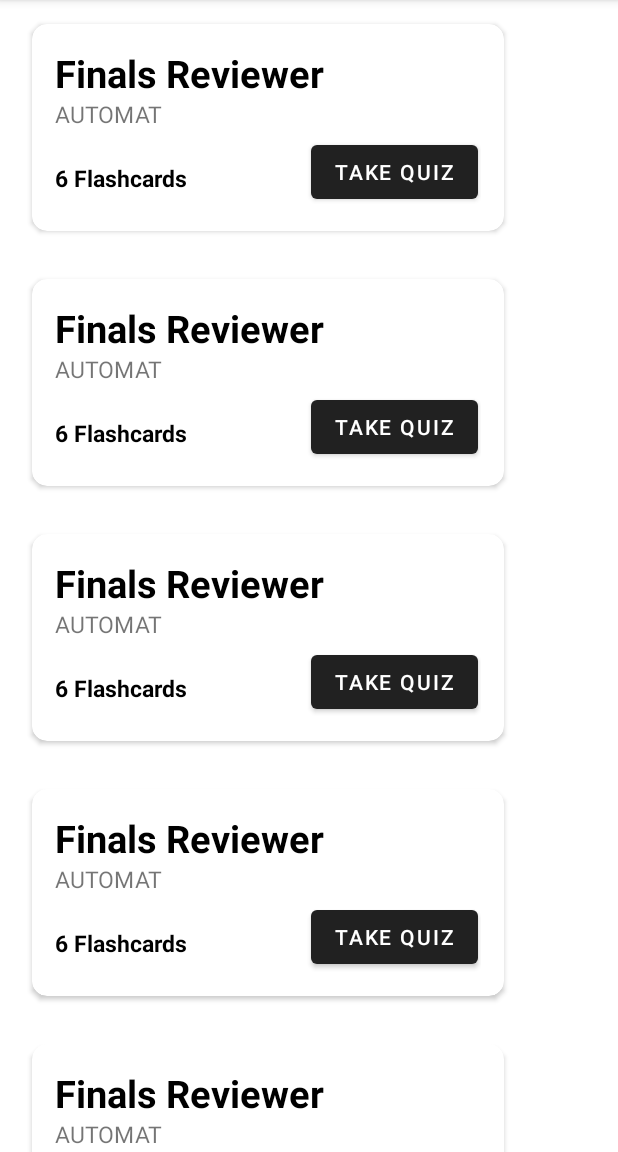
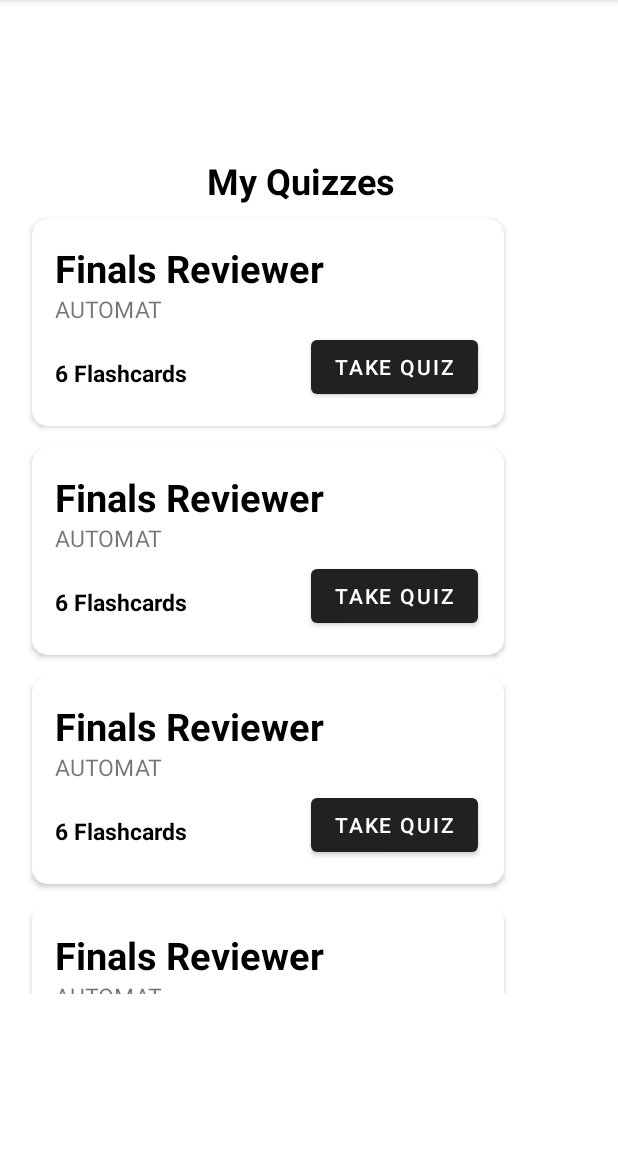
Before and after one commit to justdenz/mobapde_mp, an Android app: the screen it shows after launch (MainActivity), on a phone screen of 412 x 824 dp, the part 84-1236 px from its top. Run offline under Robolectric (Android 15) with nearby library versions, the phone set to English and light mode, and no system bars.

Commit message:
main page done without search bar

```diff
--- a/app/src/main/res/layout/activity_main.xml
+++ b/app/src/main/res/layout/activity_main.xml
@@ -1,20 +1,32 @@
 <?xml version="1.0" encoding="utf-8"?>
-<RelativeLayout
-    xmlns:android="http://schemas.android.com/apk/res/android"
+<LinearLayout xmlns:android="http://schemas.android.com/apk/res/android"
     xmlns:app="http://schemas.android.com/apk/res-auto"
     xmlns:tools="http://schemas.android.com/tools"
     android:layout_width="match_parent"
     android:layout_height="match_parent"
+    android:gravity="center"
+    android:orientation="vertical"
     tools:context=".MainActivity">
+
+    <TextView
+        android:id="@+id/textView2"
+        android:layout_width="135dp"
+        android:layout_height="wrap_content"
+        android:layout_marginBottom="2dp"
+        android:text="My Quizzes"
+        android:textColor="#000000"
+        android:textSize="24sp"
+        android:textStyle="bold" />
 
     <androidx.recyclerview.widget.RecyclerView
         android:id="@+id/recycler_view_pinned"
         android:layout_width="match_parent"
-        android:layout_height="match_parent"
+        android:layout_height="524dp"
         android:layout_gravity="center_horizontal"
+        android:layout_marginBottom="1dp"
         android:paddingLeft="16dp"
         android:paddingRight="16dp">
 
     </androidx.recyclerview.widget.RecyclerView>
 
-</RelativeLayout>
+</LinearLayout>
--- a/app/src/main/res/layout/quiz_item.xml
+++ b/app/src/main/res/layout/quiz_item.xml
@@ -4,8 +4,8 @@
     android:id="@+id/quizCard"
     android:layout_width="325dp"
     android:layout_height="150dp"
-    android:layout_marginTop="10dp"
-    android:layout_marginBottom="10dp"
+    android:layout_marginTop="1dp"
+    android:layout_marginBottom="1dp"
     android:background="@color/colorGray"
     app:cardCornerRadius="10dp"
     app:cardElevation="2dp"
```
Also changed, not shown: app/src/main/java/com/example/cardsagainststupidity/adapter/QuizCardAdapter.java (line endings or trailing spaces).
